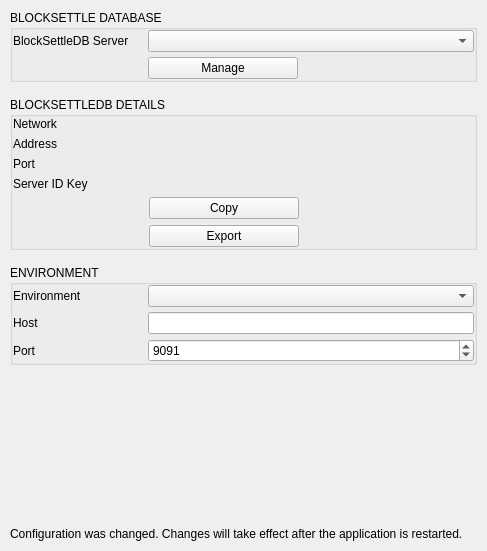
The window that BlockSettleUILib/Settings/NetworkSettingsPage.ui (BlockSettle/terminal) describes before a commit, drawn with Qt 5.
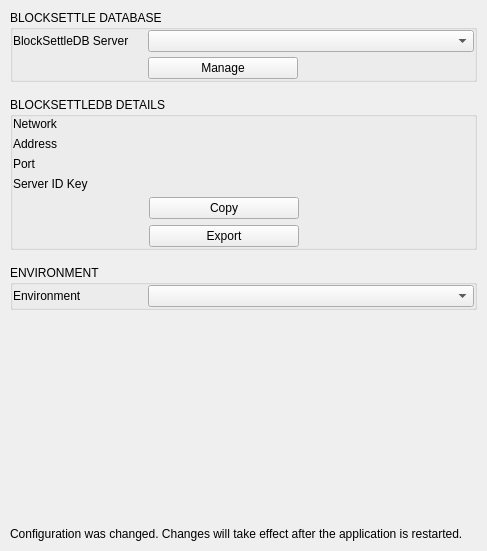
The same window after the commit.

Patch:
```diff
--- a/BlockSettleUILib/Settings/NetworkSettingsPage.ui
+++ b/BlockSettleUILib/Settings/NetworkSettingsPage.ui
@@ -595,117 +595,6 @@
         </layout>
        </widget>
       </item>
-      <item>
-       <widget class="QWidget" name="horizontalWidget6" native="true">
-        <property name="minimumSize">
-         <size>
-          <width>0</width>
-          <height>0</height>
-         </size>
-        </property>
-        <layout class="QHBoxLayout" name="horizontalLayout_7">
-         <property name="spacing">
-          <number>5</number>
-         </property>
-         <property name="leftMargin">
-          <number>0</number>
-         </property>
-         <property name="topMargin">
-          <number>0</number>
-         </property>
-         <property name="rightMargin">
-          <number>0</number>
-         </property>
-         <property name="bottomMargin">
-          <number>0</number>
-         </property>
-         <item>
-          <widget class="QLabel" name="labelCustomPubBridgeHost">
-           <property name="minimumSize">
-            <size>
-             <width>130</width>
-             <height>0</height>
-            </size>
-           </property>
-           <property name="maximumSize">
-            <size>
-             <width>130</width>
-             <height>16777215</height>
-            </size>
-           </property>
-           <property name="text">
-            <string>Host</string>
-           </property>
-           <property name="alignment">
-            <set>Qt::AlignLeading|Qt::AlignLeft|Qt::AlignVCenter</set>
-           </property>
-           <property name="wordWrap">
-            <bool>true</bool>
-           </property>
-          </widget>
-         </item>
-         <item>
-          <widget class="QLineEdit" name="lineEditCustomPubBridgeHost"/>
-         </item>
-        </layout>
-       </widget>
-      </item>
-      <item>
-       <widget class="QWidget" name="horizontalWidget7" native="true">
-        <layout class="QHBoxLayout" name="horizontalLayout_8">
-         <property name="spacing">
-          <number>5</number>
-         </property>
-         <property name="leftMargin">
-          <number>0</number>
-         </property>
-         <property name="topMargin">
-          <number>0</number>
-         </property>
-         <property name="rightMargin">
-          <number>0</number>
-         </property>
-         <property name="bottomMargin">
-          <number>0</number>
-         </property>
-         <item>
-          <widget class="QLabel" name="labelCustomPubBridgePort">
-           <property name="minimumSize">
-            <size>
-             <width>130</width>
-             <height>0</height>
-            </size>
-           </property>
-           <property name="maximumSize">
-            <size>
-             <width>130</width>
-             <height>16777215</height>
-            </size>
-           </property>
-           <property name="text">
-            <string>Port</string>
-           </property>
-           <property name="alignment">
-            <set>Qt::AlignLeading|Qt::AlignLeft|Qt::AlignVCenter</set>
-           </property>
-           <property name="wordWrap">
-            <bool>true</bool>
-           </property>
-          </widget>
-         </item>
-         <item>
-          <widget class="QSpinBox" name="spinBoxCustomPubBridgePort">
-           <property name="maximum">
-            <number>65535</number>
-           </property>
-           <property name="value">
-            <number>9091</number>
-           </property>
-          </widget>
-         </item>
-        </layout>
-       </widget>
-      </item>
      </layout>
     </widget>
    </item>
```
